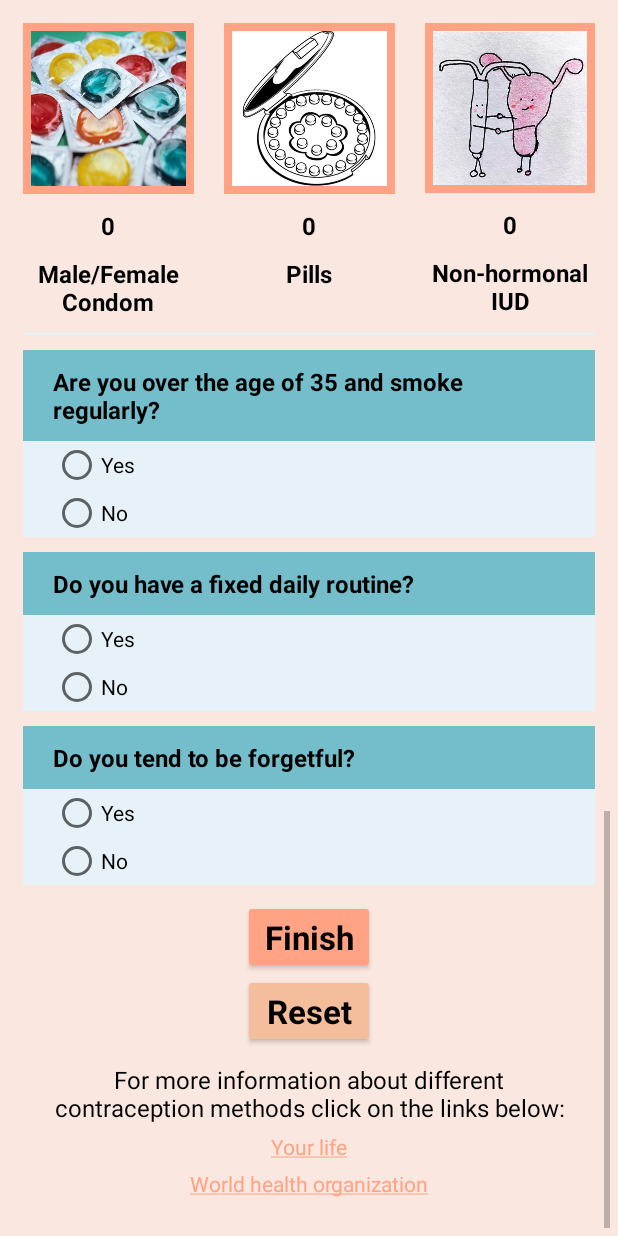
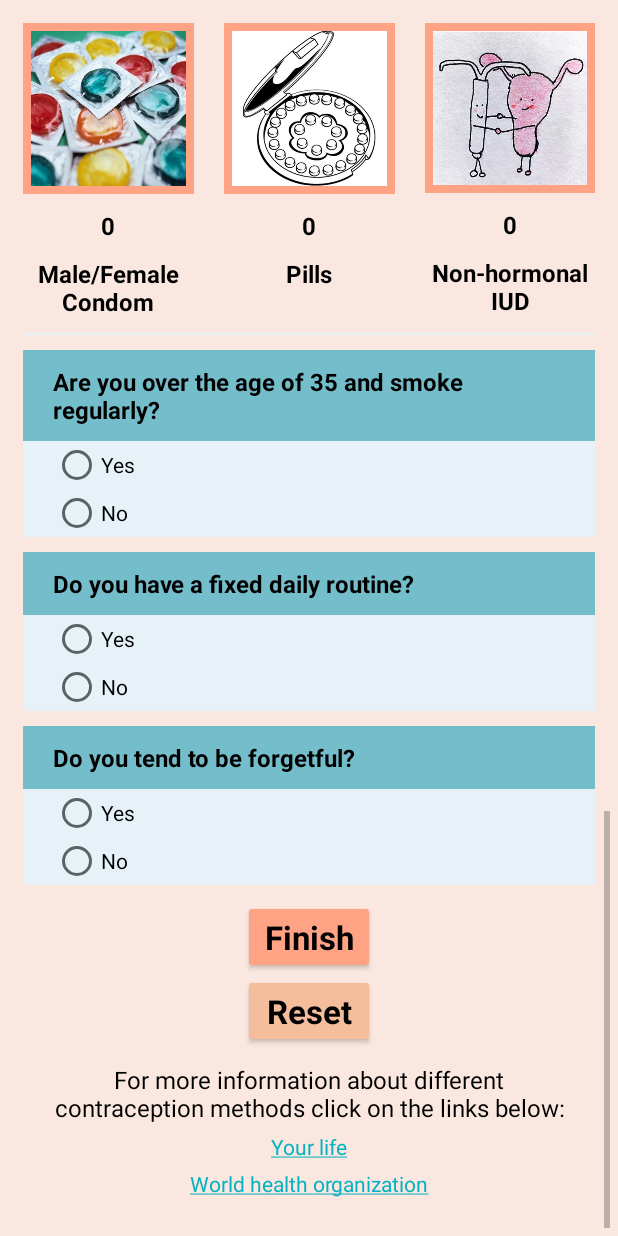
Before and after one commit to NoaBar/BCquiz, an Android app: the screen it shows after launch (MainActivity), scrolled down 685 dp, on a phone screen of 412 x 824 dp. Run offline under Robolectric (Android 15) with nearby library versions, the phone set to English and light mode, and no system bars; libraries missing offline, so code that uses them is left out: java.security.acl.

Commit message:
colors!! links

```diff
--- a/app/src/main/res/layout/activity_main.xml
+++ b/app/src/main/res/layout/activity_main.xml
@@ -457,7 +457,7 @@
                 android:paddingEnd="20dp"
                 android:paddingStart="20dp"
                 android:text="@string/your_life"
-                android:textColor="@color/darkBrown" />
+                android:textColorLink="@color/darkaqua" />
 
             <TextView
                 android:id="@+id/link_who"
@@ -468,7 +468,7 @@
                 android:paddingEnd="20dp"
                 android:paddingStart="20dp"
                 android:text="@string/who"
-                android:textColor="@color/darkBrown" />
+                android:textColorLink="@color/darkaqua" />
 
         </LinearLayout>
     </ScrollView>
--- a/app/src/main/res/values/colors.xml
+++ b/app/src/main/res/values/colors.xml
@@ -1,7 +1,7 @@
 <?xml version="1.0" encoding="utf-8"?>
 <resources>
     <color name="colorPrimary">#B6E2D3</color>
-    <color name="colorPrimaryDark">#303F9F</color>
+    <color name="colorPrimaryDark">#74BDCB</color>
     <color name="colorAccent">#FFA384</color>
 
     <color name="black">#000000</color>
@@ -16,6 +16,7 @@
     <color name="lightYellow">#EFE7BC</color>
     <color name="salmon">#FFA384</color>
     <color name="aqua">#74BDCB</color>
+    <color name="darkaqua">#06b1c1</color>
     <color name="babyBlue">#E7F2F8</color>
     <color name="peach">#F4BD9C</color>
 
```
